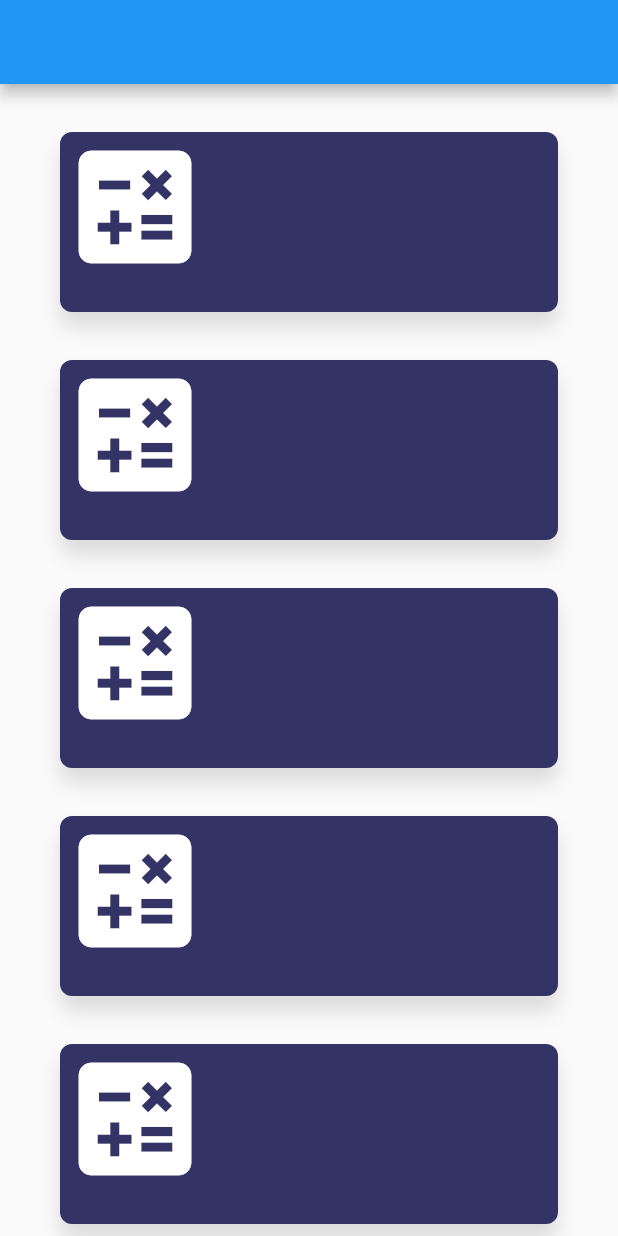
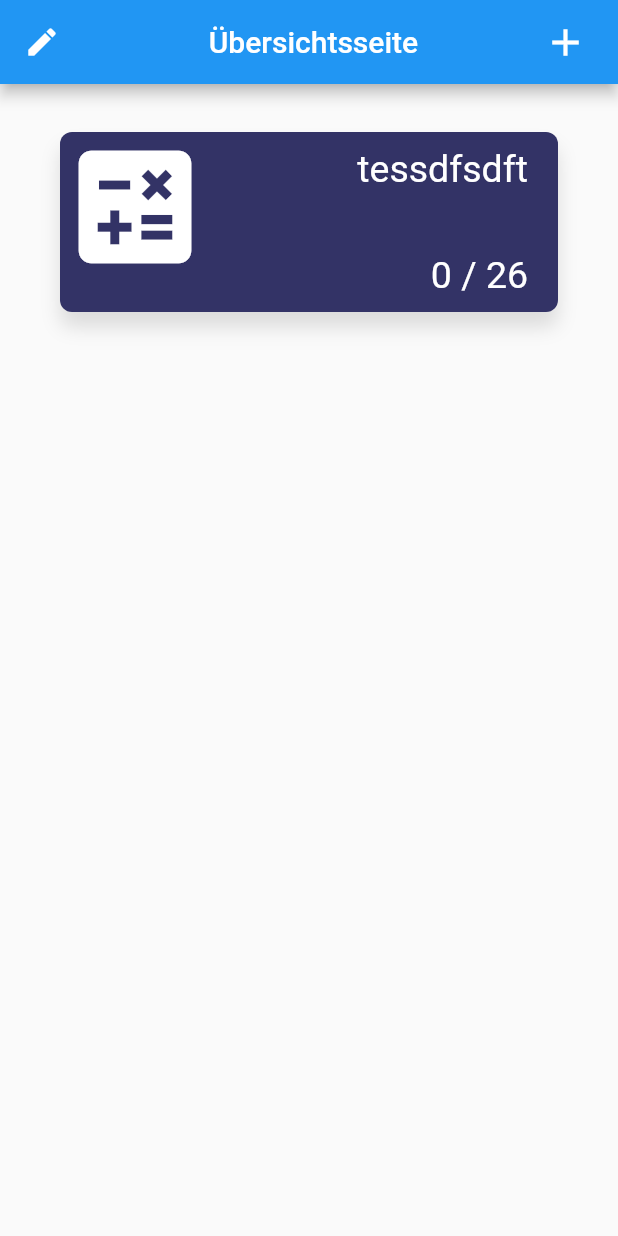
Before and after one commit to Smurado/MobileApplication2_JB, a Flutter app: the screen it shows after launch, on a phone screen of 412 x 824 dp. Run offline on Flutter 3.47's test engine with Material 2 defaults, Android fonts, the phone set to English and light mode, and no system bars; our stand-ins replace new_gradient_app_bar.

Commit message:
updates introduced new bugs

```diff
--- a/lib/fach.dart
+++ b/lib/fach.dart
@@ -1,9 +1,11 @@
+
 import 'package:flutter/material.dart';
 
 class Fach extends StatelessWidget {
+  final bezeichnunginput = TextEditingController();
+  late String Bezeichnung = "tessdfsdft";
+  late int CountBuchstaben = 0;
 
-  late String Bezeichnung;
-  late int CountBuchstaben = 0;
 
   //erstelle eine zwei Dimensinale Liste.
   //1. In jedem index der ersten Liste wird eine 2. Liste erstellt.
@@ -13,13 +15,53 @@ class Fach extends StatelessWidget {
 
   late Icon Symbol;
 
+  createFachScaffold(){
+    Bezeichnung = "Heyo";
+    Scaffold(
+      appBar: AppBar(
+        actions: [
+          Padding(padding: EdgeInsets.only(right: 20),
+            child: GestureDetector(
+              onTap: () {
+                Fach tmp = Fach();
+                //Hier weiter machen!!!!!!!!
+                //tmp.Bezeichnung = bezeichnunginput.text;
+                //a.add(tmp);
+                //return List.generate(a.length+1, (index) => null);
+              },
+              child: const Icon(
+                Icons.add,
+                size: 30.0,
+              ),
+            ),
+          )
+        ],
+      ),
+      body: SafeArea(
+        child: Row(
+          children: [
+            Container(child: Text("Bezeichnung"),),
+            SizedBox(child: TextField(
+              //input to receive it later
+              controller: bezeichnunginput,
+              decoration: const InputDecoration(border: OutlineInputBorder()
+              ),
+            ),
+              width: 300,
+            )
+          ],
+        ),
+      )
 
-  static Fach createFach(String bezeichnung,  Icon symbol){
-    var tmp = Fach();
-    tmp.Bezeichnung = bezeichnung;
-    tmp.Symbol = symbol;
-    return tmp;
+      );
+  return ;
   }
+
+
+
+
+
+
 
   @override
   Widget build(BuildContext context){
@@ -48,6 +90,16 @@ class Fach extends StatelessWidget {
           ),
           ),
           const Icon(Icons.calculate, size: 100, color: Colors.white,),
+          Container(
+              alignment: Alignment.topRight,
+              margin: EdgeInsets.only(right: 20, top: 10),
+              child: Text(Bezeichnung, style: TextStyle(fontSize: 25, color: Colors.white),)
+          ),
+          Container(
+              alignment: Alignment.bottomRight,
+              margin: EdgeInsets.only(right: 20, bottom: 10),
+              child: Text(CountBuchstaben.toString() + " / 26", style: TextStyle(fontSize: 25, color: Colors.white),)
+          ),
         ],
       ),
     );
--- a/lib/main.dart
+++ b/lib/main.dart
@@ -34,16 +34,37 @@ class MyHomePage extends StatefulWidget {
 }
 
 class _MyHomePageState extends State<MyHomePage> {
-  List<Fach> completeListeofFaecher = [Fach(), Fach(), Fach(), Fach(), Fach(), Fach(), Fach(), Fach(), Fach(), Fach(), Fach(), Fach(), Fach(), Fach(), Fach(), Fach(), Fach(), Fach(), Fach(), Fach()];
-
-
-
+  List<Fach> completeListeofFaecher = [Fach()];
+  var tmp = Fach();
 
   @override
   Widget build(BuildContext context) {
     return Scaffold(
       appBar: AppBar(
+        title: Container(
+          alignment: Alignment.center,
+          child: Text("Übersichtsseite")
+        ),
+        leading: Icon(Icons.create),
+        actions: [
+          Padding(padding: EdgeInsets.only(right: 20),
+            child: GestureDetector(
+              onTap: () {
+                Navigator.push(
+                  context,
+                  MaterialPageRoute(builder: (context) => tmp.createFachScaffold()),
 
+                );
+                completeListeofFaecher.add(tmp);
+                setState(() {});
+              },
+              child: const Icon(
+                Icons.add,
+                size: 30.0,
+              ),
+            ),
+          )
+        ],
       ),
       resizeToAvoidBottomInset: true,
       body: SafeArea(
@@ -56,24 +77,5 @@ class _MyHomePageState extends State<MyHomePage> {
           ),
         )
         );
-        /*return Scaffold(
-          appBar: CupertinoSliverNavigationBar(
-
-            bottom: CupertinoSliverNavigationBar(
-              children: <Widget>[
-              FlatButton(
-                onPressed: (){
-
-                },
-              ),
-              ],
-            ),
-          ),
-          body: Column(
-            children: <Widget>[
-              Fach(),
-            ],
-          ),
-       ),*/
   }
 }
--- a/pubspec.yaml
+++ b/pubspec.yaml
@@ -37,6 +37,7 @@ dependencies:
   # Use with the CupertinoIcons class for iOS style icons.
   cupertino_icons: ^1.0.2
   new_gradient_app_bar: ^0.2.0
+  js: ^0.6.5
 
 dev_dependencies:
   flutter_test:
```
